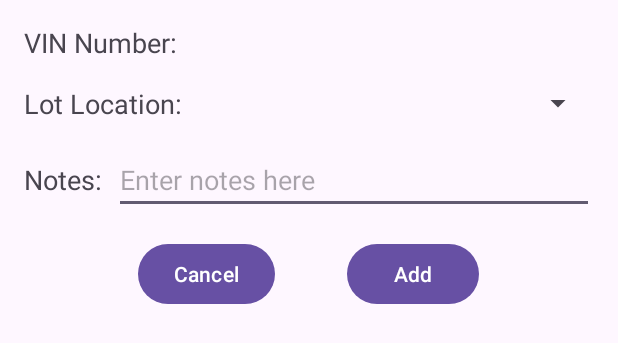
After one commit to Mflo177/vinscanner-ai, an Android app: the layout dialog_add_vin_info.xml on its own in the app's theme, with its tools: preview values and no code run, on a phone screen of 412 x 824 dp. The commit adds this screen. Shown: the top 343 px of the screen. Run offline under Robolectric (Android 15) with nearby library versions, the phone set to English and light mode, and no system bars.

```diff
--- a/app/src/main/AndroidManifest.xml
+++ b/app/src/main/AndroidManifest.xml
@@ -9,7 +9,10 @@
     <uses-feature android:name="android.hardware.camera"/>
 
     <!-- Permissions to write to external storage for CSV sharing. -->
+    <uses-permission android:name="android.permission.VIBRATE" />
     <uses-permission android:name="android.permission.WRITE_EXTERNAL_STORAGE" />
+
+    <uses-permission android:name="android.permission.VIBRATE" />
 
 
     <application
--- a/app/src/main/java/com/example/vinscannerapp/database/AppDatabase.java
+++ b/app/src/main/java/com/example/vinscannerapp/database/AppDatabase.java
@@ -11,7 +11,7 @@ import com.example.vinscannerapp.dao.VinListDao;
 import com.example.vinscannerapp.entities.VinInfo;
 import com.example.vinscannerapp.entities.VinList;
 
-@Database(entities = {VinList.class, VinInfo.class}, version = 2)
+@Database(entities = {VinList.class, VinInfo.class}, version = 1)
 public abstract class AppDatabase extends RoomDatabase {
 
     public abstract VinListDao vinListDao();
--- a/app/src/main/res/layout/activity_camera.xml
+++ b/app/src/main/res/layout/activity_camera.xml
@@ -26,7 +26,7 @@
             android:layout_width="wrap_content"
             android:layout_height="wrap_content"
             android:layout_gravity="center|bottom"
-            android:layout_marginBottom="80dp"
+            android:layout_marginBottom="100dp"
             android:text="Capture" />
 
     </FrameLayout>
--- /dev/null
+++ b/app/src/main/res/layout/dialog_add_vin_info.xml
@@ -0,0 +1,101 @@
+<?xml version="1.0" encoding="utf-8"?>
+<LinearLayout xmlns:android="http://schemas.android.com/apk/res/android"
+    android:layout_width="match_parent"
+    android:layout_height="wrap_content"
+    android:orientation="vertical"
+    android:padding="16dp">
+
+    <LinearLayout
+        android:layout_width="match_parent"
+        android:layout_height="wrap_content"
+        android:orientation="horizontal"
+        android:gravity="center_vertical">
+
+        <TextView
+            android:id="@+id/id_vin_number_text"
+            android:layout_width="wrap_content"
+            android:layout_height="wrap_content"
+            android:text="VIN Number:"
+            android:textSize="18sp"
+            android:layout_marginEnd="8dp"/>
+
+        <TextView
+            android:id="@+id/id_vin_number"
+            android:layout_width="0dp"
+            android:layout_height="wrap_content"
+            android:layout_weight="1"
+            android:textSize="18sp"
+            android:textColor="@android:color/black" />
+    </LinearLayout>
+
+    <LinearLayout
+        android:layout_width="match_parent"
+        android:layout_height="wrap_content"
+        android:orientation="horizontal"
+        android:gravity="center_vertical"
+        android:layout_marginTop="16dp">
+
+        <TextView
+            android:id="@+id/id_lot_location_label"
+            android:layout_width="wrap_content"
+            android:layout_height="wrap_content"
+            android:text="Lot Location:"
+            android:textSize="18sp"
+            android:layout_marginEnd="8dp"/>
+
+        <Spinner
+            android:id="@+id/id_lot_location_spinner"
+            android:layout_width="110dp"
+            android:layout_height="wrap_content"
+            android:layout_weight="1" />
+    </LinearLayout>
+
+    <LinearLayout
+        android:layout_width="match_parent"
+        android:layout_height="wrap_content"
+        android:orientation="horizontal"
+        android:gravity="center_vertical"
+        android:layout_marginTop="16dp">
+
+        <TextView
+            android:id="@+id/id_notes_label"
+            android:layout_width="wrap_content"
+            android:layout_height="wrap_content"
+            android:text="Notes:"
+            android:textSize="18sp"
+            android:layout_marginEnd="8dp"/>
+
+        <EditText
+            android:id="@+id/id_notes_edit_text"
+            android:layout_width="0dp"
+            android:layout_height="wrap_content"
+            android:layout_weight="1"
+            android:hint="Enter notes here" />
+    </LinearLayout>
+
+    <LinearLayout
+        android:layout_width="match_parent"
+        android:layout_height="wrap_content"
+        android:layout_marginTop="16dp"
+        android:orientation="horizontal"
+        android:gravity="center">
+
+        <Button
+            android:id="@+id/id_cancel_button"
+            android:layout_width="wrap_content"
+            android:layout_height="wrap_content"
+            android:text="Cancel" />
+
+        <Space
+            android:layout_width="32dp"
+            android:layout_height="wrap_content" />
+
+        <Button
+            android:id="@+id/id_add_button"
+            android:layout_width="wrap_content"
+            android:layout_height="wrap_content"
+            android:text="Add"
+            android:layout_marginStart="16dp" />
+    </LinearLayout>
+
+</LinearLayout>
--- a/app/src/main/res/values/colors.xml
+++ b/app/src/main/res/values/colors.xml
@@ -2,4 +2,6 @@
 <resources>
     <color name="black">#FF000000</color>
     <color name="white">#FFFFFFFF</color>
+    <color name="green">#3D9841</color>
+
 </resources>
```
Also changed, not shown: app/src/main/java/com/example/vinscannerapp/entities/VinInfo.java (+18 -0 lines), app/src/main/java/com/example/vinscannerapp/ui/CameraActivity.java (+79 -9 lines), app/src/main/res/values/strings.xml (+7 -0 lines).
